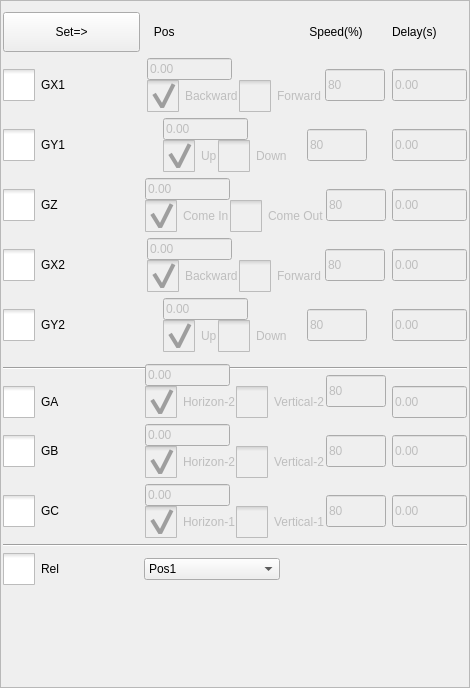
The window that hcinstruction/actionsettingframe.ui (dongdong-2009/3-5AxisRobot) describes before a commit, drawn with Qt 5.
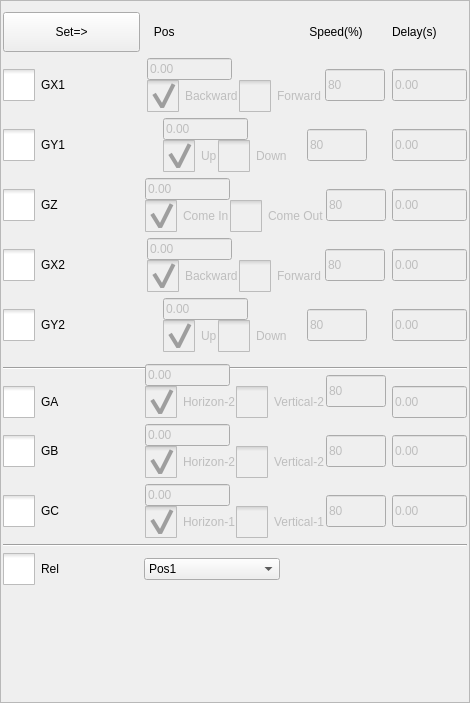
The same window after the commit. Icons and pictures are not drawn. Custom widgets are drawn as their Qt base class.

Diff of the .ui file:
```diff
--- a/hcinstruction/actionsettingframe.ui
+++ b/hcinstruction/actionsettingframe.ui
@@ -7,7 +7,7 @@
     <x>0</x>
     <y>0</y>
     <width>470</width>
-    <height>688</height>
+    <height>703</height>
    </rect>
   </property>
   <property name="windowTitle">
```
Left out of the diff: 4 changed lines with no effect on the pictures.
